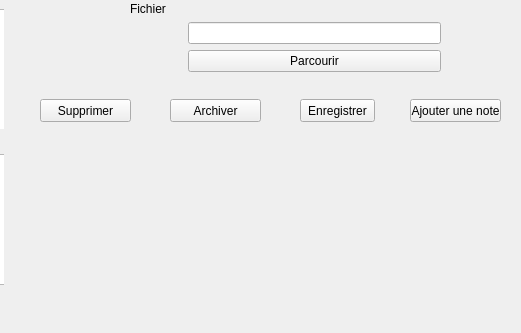
The window that gui/mainwindow.ui (vincebhx/LO21-PluriNotes) describes before a commit, drawn with Qt 5; both pictures show x 196 to 717 and y 371 to 704 of the 865 by 704 pixel window.
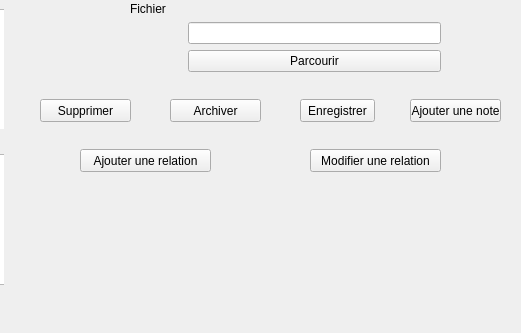
The same window after the commit.

The edit to the form file:
```diff
--- a/gui/mainwindow.ui
+++ b/gui/mainwindow.ui
@@ -580,6 +580,32 @@
      <string>PushButton</string>
     </property>
    </widget>
+   <widget class="QPushButton" name="ajouterR">
+    <property name="geometry">
+     <rect>
+      <x>70</x>
+      <y>520</y>
+      <width>131</width>
+      <height>23</height>
+     </rect>
+    </property>
+    <property name="text">
+     <string>Ajouter une relation</string>
+    </property>
+   </widget>
+   <widget class="QPushButton" name="modifierR">
+    <property name="geometry">
+     <rect>
+      <x>300</x>
+      <y>520</y>
+      <width>131</width>
+      <height>23</height>
+     </rect>
+    </property>
+    <property name="text">
+     <string>Modifier une relation</string>
+    </property>
+   </widget>
    <zorder>layoutWidget</zorder>
    <zorder>stackedWidget</zorder>
    <zorder>supprimer</zorder>
```
Left out of the diff: 4 changed lines with no effect on the pictures.
